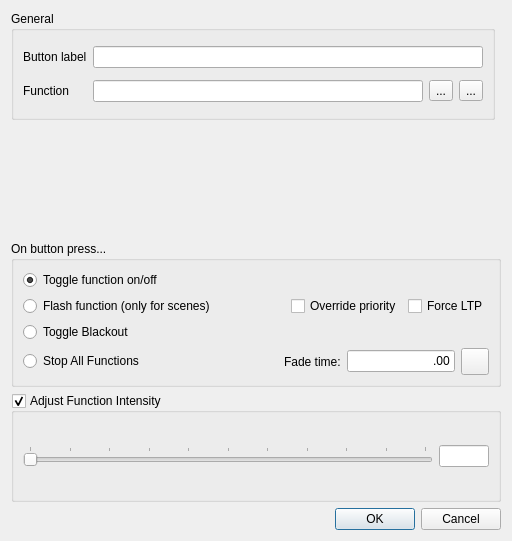
This is ui/src/virtualconsole/vcbuttonproperties.ui in mcallegari/qlcplus as Qt 5 draws it before an edit. The edited form follows.
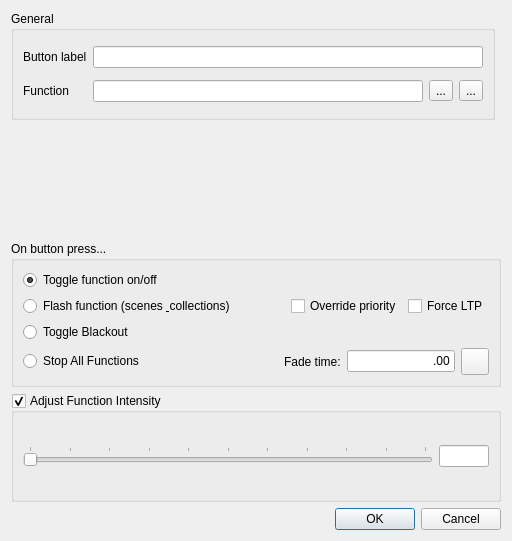
This is the edited form. Icons and pictures are not drawn.

Commit message:
i18n: update flash button label to mention Collections in all languages
Shorten the flash action label to "Flash function (scenes & collections)"
and apply the translation to all 20 affected .ts files across the Qt UI
and QML interfaces (ca, cz, de, es, fi, fr, it, ja, nl, pt, pl, ru, uk).

```diff
--- a/ui/src/virtualconsole/vcbuttonproperties.ui
+++ b/ui/src/virtualconsole/vcbuttonproperties.ui
@@ -60,7 +60,7 @@
            <string>Flash the assigned function with this button</string>
           </property>
           <property name="text">
-           <string>Flash function (only for scenes)</string>
+           <string>Flash function (scenes &amp; collections)</string>
           </property>
          </widget>
         </item>
```
The commit also changes 21 other files.
